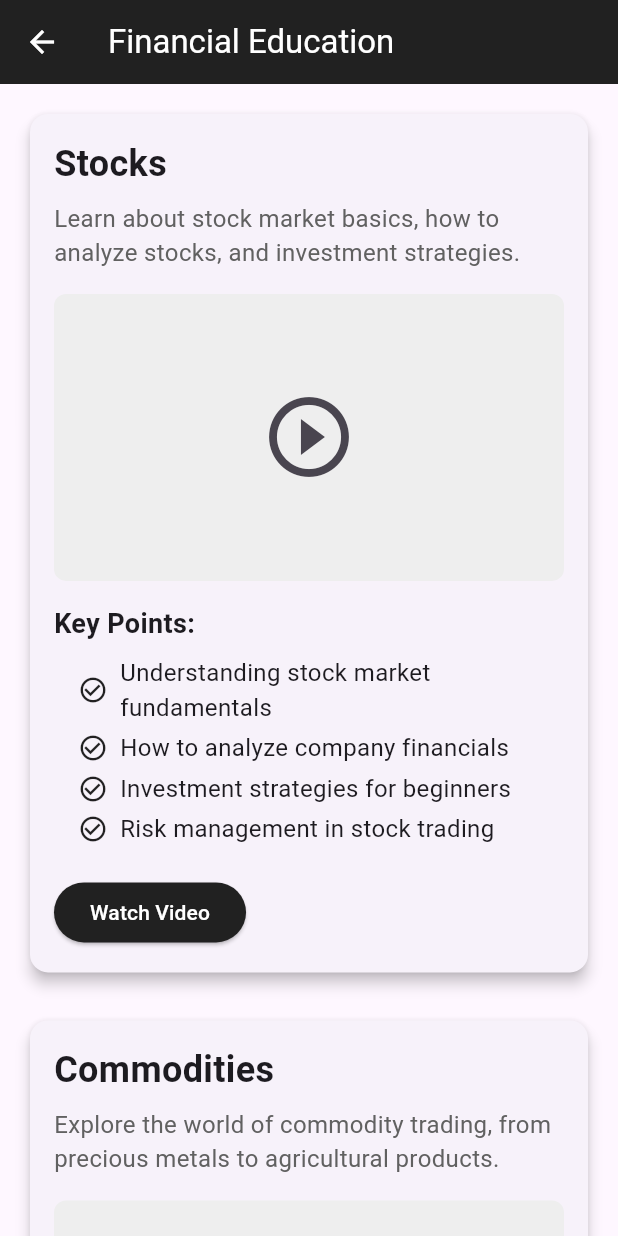
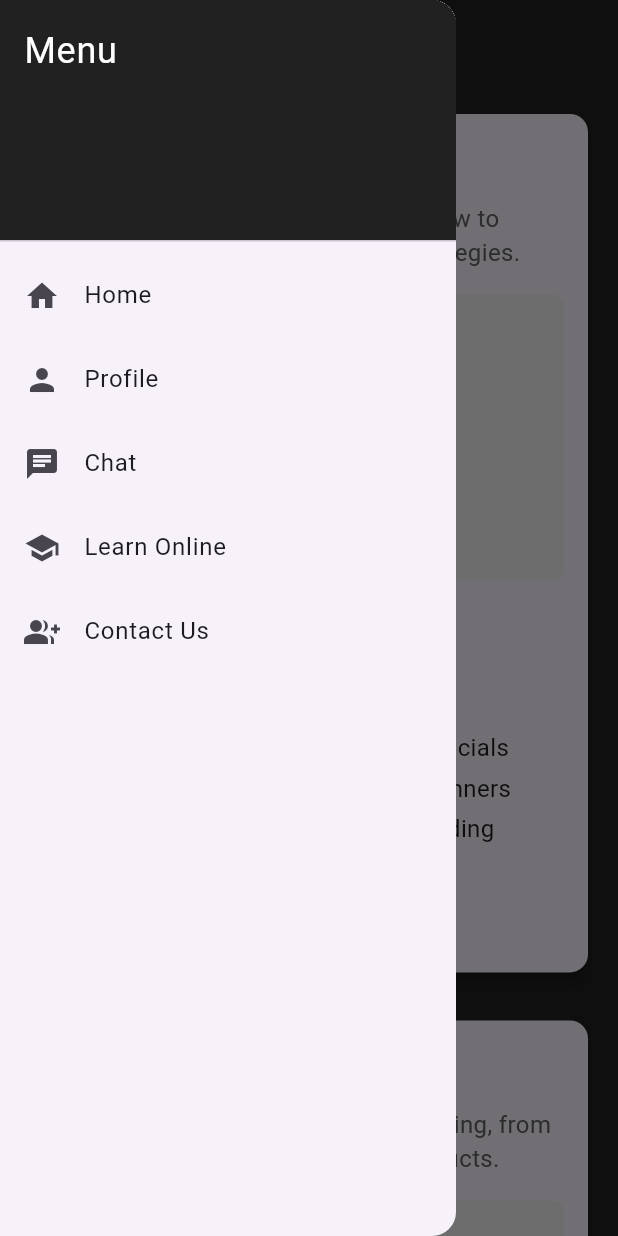
Before and after one commit to Yash-user/Finix.ai, a Flutter app: the EducatePage screen opened directly, with the side drawer open (before the commit the screen has no drawer), on a phone screen of 412 x 824 dp. Run offline on Flutter 3.47's test engine with Material 3 defaults, Android fonts, the phone set to English and light mode, and no system bars; our stand-ins replace firebase_auth, firebase_core, google_sign_in; accounts and stored records are empty.

Commit message:
Added a drawer widget globally

```diff
--- a/lib/chat_page.dart
+++ b/lib/chat_page.dart
@@ -1,6 +1,7 @@
 import 'package:flutter/material.dart';
 import 'package:http/http.dart' as http;
 import 'dart:convert';
+import 'widgets/app_drawer.dart';
 
 class ChatPage extends StatefulWidget {
   const ChatPage({super.key});
@@ -92,6 +93,7 @@ class _ChatPageState extends State<ChatPage> {
         backgroundColor: Colors.grey.shade900,
         foregroundColor: Colors.white,
       ),
+      drawer: const AppDrawer(),
       body: Column(
         children: [
           Expanded(
--- a/lib/educate_page.dart
+++ b/lib/educate_page.dart
@@ -1,5 +1,6 @@
 import 'package:flutter/material.dart';
 import 'package:url_launcher/url_launcher.dart';
+import 'widgets/app_drawer.dart';
 
 class EducatePage extends StatelessWidget {
   const EducatePage({super.key});
@@ -15,11 +16,13 @@ class EducatePage extends StatelessWidget {
   @override
   Widget build(BuildContext context) {
     return Scaffold(
+      backgroundColor: Colors.grey.shade900,
       appBar: AppBar(
-        title: const Text('Financial Education'),
+        title: const Text('Learn Online'),
         backgroundColor: Colors.grey.shade900,
         foregroundColor: Colors.white,
       ),
+      drawer: const AppDrawer(),
       body: SingleChildScrollView(
         child: Padding(
           padding: const EdgeInsets.all(16.0),
@@ -41,7 +44,7 @@ class EducatePage extends StatelessWidget {
               _buildSection(
                 'Commodities',
                 'Explore the world of commodity trading, from precious metals to agricultural products.',
-                'https://www.youtube.com/embed/0TQ0RBNcgic',
+                'https://youtu.be/EtqVmE2U4Xo?si=mWlg65knWJOZ6mjX',
                 [
                   'Types of commodities (metals, energy, agriculture)',
                   'Factors affecting commodity prices',
@@ -53,7 +56,7 @@ class EducatePage extends StatelessWidget {
               _buildSection(
                 'Futures',
                 'Understanding futures contracts and their role in financial markets.',
-                'https://www.youtube.com/embed/0TQ0RBNcgic',
+                'https://www.youtube.com/playlist?list=PLX2SHiKfualFUupnwJajd2DQhSvvvUwTe',
                 [
                   'What are futures contracts?',
                   'How futures trading works',
@@ -65,7 +68,7 @@ class EducatePage extends StatelessWidget {
               _buildSection(
                 'Options',
                 'Learn about options trading, from basic concepts to advanced strategies.',
-                'https://www.youtube.com/embed/0TQ0RBNcgic',
+                'https://www.youtube.com/playlist?list=PLX2SHiKfualFiusiT9G5uE9jU3vetvW2x',
                 [
                   'Call and put options explained',
                   'Options pricing and Greeks',
--- a/lib/profile_page.dart
+++ b/lib/profile_page.dart
@@ -1,4 +1,5 @@
 import 'package:flutter/material.dart';
+import 'widgets/app_drawer.dart';
 
 class ProfilePage extends StatefulWidget {
   const ProfilePage({super.key});
@@ -114,6 +115,7 @@ class _ProfilePageState extends State<ProfilePage> {
         backgroundColor: Colors.grey.shade900,
         foregroundColor: Colors.white,
       ),
+      drawer: const AppDrawer(),
       body: SingleChildScrollView(
         child: Column(
           children: [
--- a/lib/team_page.dart
+++ b/lib/team_page.dart
@@ -1,5 +1,6 @@
 import 'package:flutter/material.dart';
 import 'package:url_launcher/url_launcher.dart';
+import 'widgets/app_drawer.dart';
 
 class TeamPage extends StatelessWidget {
   const TeamPage({super.key});
@@ -14,11 +15,13 @@ class TeamPage extends StatelessWidget {
   Widget build(BuildContext context) {
 
     return Scaffold(
+      backgroundColor: Colors.grey.shade900,
       appBar: AppBar(
-        title: const Text('Meet Our Team'),
+        title: const Text('Contact Us'),
         backgroundColor: Colors.grey.shade900,
         foregroundColor: Colors.white,
       ),
+      drawer: const AppDrawer(),
       body: SingleChildScrollView(
         child: Column(
           children: [
--- /dev/null
+++ b/lib/widgets/app_drawer.dart
@@ -0,0 +1,78 @@
+import 'package:flutter/material.dart';
+import '../chat_page.dart';
+import '../educate_page.dart';
+import '../team_page.dart';
+import '../profile_page.dart';
+import '../home_page.dart';
+
+class AppDrawer extends StatelessWidget {
+  const AppDrawer({super.key});
+
+  @override
+  Widget build(BuildContext context) {
+    return Drawer(
+      child: ListView(
+        padding: EdgeInsets.zero,
+        children: [
+          DrawerHeader(
+            decoration: BoxDecoration(color: Colors.grey.shade900),
+            child: const Text(
+              'Menu',
+              style: TextStyle(color: Colors.white, fontSize: 24),
+            ),
+          ),
+          ListTile(
+            leading: const Icon(Icons.home),
+            title: const Text('Home'),
+            onTap: () {
+              Navigator.push(
+                  context,
+                MaterialPageRoute(builder: (context) => const HomePage()),
+              );
+            },
+          ),
+          ListTile(
+            leading: const Icon(Icons.person),
+            title: const Text('Profile'),
+            onTap: () {
+              Navigator.push(
+                context,
+                MaterialPageRoute(builder: (context) => const ProfilePage()),
+              );
+            },
+          ),
+          ListTile(
+            leading: const Icon(Icons.chat),
+            title: const Text('Chat'),
+            onTap: () {
+              Navigator.push(
+                context,
+                MaterialPageRoute(builder: (context) => const ChatPage()),
+              );
+            },
+          ),
+          ListTile(
+            leading: const Icon(Icons.school),
+            title: const Text('Learn Online'),
+            onTap: () {
+              Navigator.push(
+                context,
+                MaterialPageRoute(builder: (context) => const EducatePage()),
+              );
+            },
+          ),
+          ListTile(
+            leading: const Icon(Icons.group_add),
+            title: const Text('Contact Us'),
+            onTap: () {
+              Navigator.push(
+                context,
+                MaterialPageRoute(builder: (context) => const TeamPage()),
+              );
+            },
+          ),
+        ],
+      ),
+    );
+  }
+}
```
Also changed, not shown: lib/home_page.dart (+10 -69 lines).
